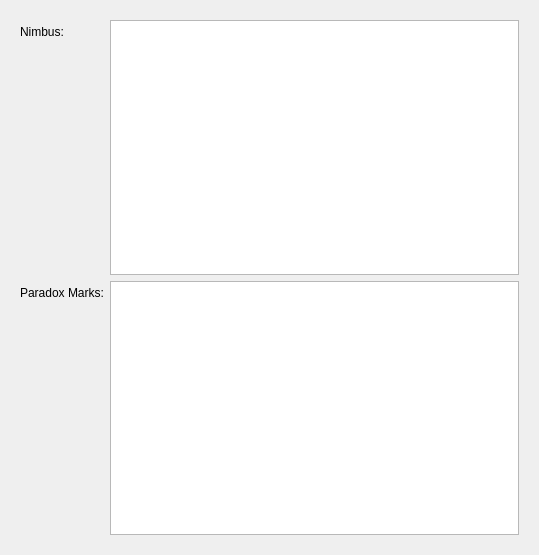
Old version of the form ui/ui_SpecialsWidget.ui in the repository Kamduis/SoulCreator.
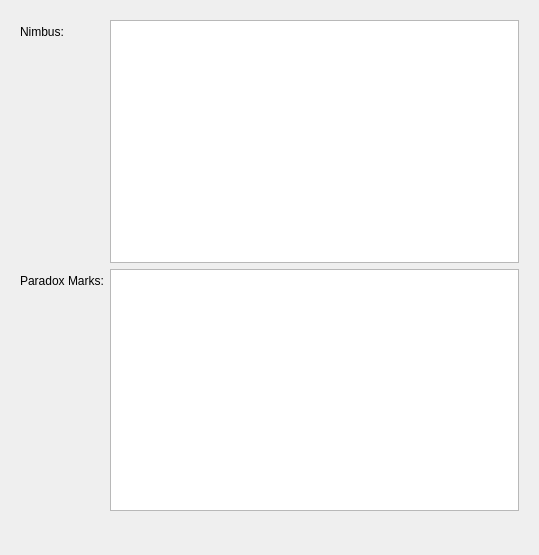
New version of the form.

Patch:
```diff
--- a/ui/ui_SpecialsWidget.ui
+++ b/ui/ui_SpecialsWidget.ui
@@ -25,9 +25,6 @@
       <layout class="QVBoxLayout" name="verticalLayout">
        <item>
         <layout class="QFormLayout" name="formLayout">
-         <property name="fieldGrowthPolicy">
-          <enum>QFormLayout::ExpandingFieldsGrow</enum>
-         </property>
          <item row="0" column="0">
           <widget class="QLabel" name="label">
            <property name="text">
@@ -58,6 +55,11 @@
          </item>
         </layout>
        </item>
+       <item>
+        <widget class="QWidget" name="widget_companion" native="true">
+         <layout class="QVBoxLayout" name="layout_companion"/>
+        </widget>
+       </item>
       </layout>
      </widget>
      <widget class="QWidget" name="page_vampire">
```
Left out of the diff: 24 changed lines with no effect on the pictures.
